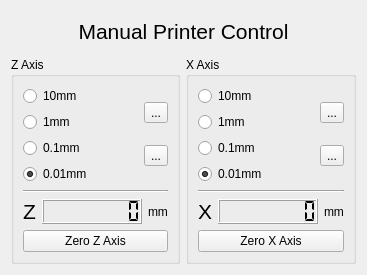
Old version of the form manual_control_gui.ui in the repository wrekr/3dlp-host-software.
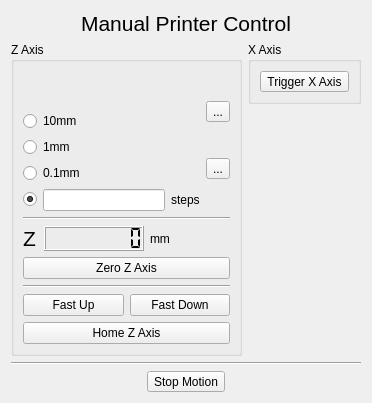
New version of the form. Icons and pictures are not drawn.

Patch:
```diff
--- a/manual_control_gui.ui
+++ b/manual_control_gui.ui
@@ -6,16 +6,16 @@
    <rect>
     <x>0</x>
     <y>0</y>
-    <width>352</width>
-    <height>275</height>
+    <width>372</width>
+    <height>403</height>
    </rect>
   </property>
   <property name="windowTitle">
    <string>3DLP Manual Printer Control</string>
   </property>
-  <layout class="QVBoxLayout" name="verticalLayout_8">
+  <layout class="QHBoxLayout" name="horizontalLayout_8">
    <item>
-    <layout class="QVBoxLayout" name="verticalLayout_7">
+    <layout class="QVBoxLayout" name="verticalLayout_5">
      <item>
       <widget class="QLabel" name="label">
        <property name="font">
@@ -32,17 +32,32 @@
       </widget>
      </item>
      <item>
-      <layout class="QHBoxLayout" name="horizontalLayout_5">
+      <layout class="QHBoxLayout" name="horizontalLayout_4">
        <item>
         <widget class="QGroupBox" name="groupBox">
          <property name="title">
           <string>Z Axis</string>
          </property>
+         <layout class="QHBoxLayout" name="horizontalLayout_6">
+          <item>
          <layout class="QVBoxLayout" name="verticalLayout_3">
           <item>
            <layout class="QHBoxLayout" name="horizontalLayout">
             <item>
              <layout class="QVBoxLayout" name="verticalLayout">
+                <item>
+                 <spacer name="verticalSpacer_2">
+                  <property name="orientation">
+                   <enum>Qt::Vertical</enum>
+                  </property>
+                  <property name="sizeHint" stdset="0">
+                   <size>
+                    <width>20</width>
+                    <height>40</height>
+                   </size>
+                  </property>
+                 </spacer>
+                </item>
               <item>
                <widget class="QRadioButton" name="Z_10">
                 <property name="text">
@@ -65,14 +80,35 @@
                </widget>
               </item>
               <item>
-               <widget class="QRadioButton" name="Z_001">
+                 <layout class="QHBoxLayout" name="horizontalLayout_5">
+                  <item>
+                   <widget class="QRadioButton" name="radioButton">
                 <property name="text">
-                 <string>0.01mm</string>
+                     <string/>
                 </property>
                 <property name="checked">
                  <bool>true</bool>
                 </property>
                </widget>
+                  </item>
+                  <item>
+                   <widget class="QLineEdit" name="lineEdit">
+                    <property name="minimumSize">
+                     <size>
+                      <width>0</width>
+                      <height>0</height>
+                     </size>
+                    </property>
+                   </widget>
+                  </item>
+                  <item>
+                   <widget class="QLabel" name="label_6">
+                    <property name="text">
+                     <string>steps</string>
+                    </property>
+                   </widget>
+                  </item>
+                 </layout>
               </item>
              </layout>
             </item>
@@ -184,58 +220,68 @@
             </property>
            </widget>
           </item>
-         </layout>
-        </widget>
-       </item>
+            <item>
+             <widget class="Line" name="line_3">
+              <property name="orientation">
+               <enum>Qt::Horizontal</enum>
+              </property>
+             </widget>
+            </item>
+            <item>
+             <layout class="QVBoxLayout" name="verticalLayout_7">
+              <item>
+               <layout class="QHBoxLayout" name="horizontalLayout_9">
+                <item>
+                 <widget class="QPushButton" name="pushButton_3">
+                  <property name="text">
+                   <string>Fast Up</string>
+                  </property>
+                  <property name="autoDefault">
+                   <bool>false</bool>
+                  </property>
+                 </widget>
+                </item>
+                <item>
+                 <widget class="QPushButton" name="pushButton_4">
+                  <property name="text">
+                   <string>Fast Down</string>
+                  </property>
+                  <property name="autoDefault">
+                   <bool>false</bool>
+                  </property>
+                 </widget>
+                </item>
+               </layout>
+              </item>
+              <item>
+               <widget class="QPushButton" name="pushButton_5">
+                <property name="text">
+                 <string>Home Z Axis</string>
+                </property>
+                <property name="autoDefault">
+                 <bool>false</bool>
+                </property>
+               </widget>
+              </item>
+             </layout>
+            </item>
+           </layout>
+          </item>
+         </layout>
+        </widget>
+       </item>
+       <item>
+        <layout class="QVBoxLayout" name="verticalLayout_4">
        <item>
         <widget class="QGroupBox" name="groupBox_2">
          <property name="title">
           <string>X Axis</string>
          </property>
-         <layout class="QVBoxLayout" name="verticalLayout_4">
-          <item>
            <layout class="QHBoxLayout" name="horizontalLayout_2">
             <item>
-             <layout class="QVBoxLayout" name="verticalLayout_5">
-              <item>
-               <widget class="QRadioButton" name="X_10">
-                <property name="text">
-                 <string>10mm</string>
-                </property>
-               </widget>
-              </item>
-              <item>
-               <widget class="QRadioButton" name="X_1">
-                <property name="text">
-                 <string>1mm</string>
-                </property>
-               </widget>
-              </item>
-              <item>
-               <widget class="QRadioButton" name="X_01">
-                <property name="text">
-                 <string>0.1mm</string>
-                </property>
-               </widget>
-              </item>
-              <item>
-               <widget class="QRadioButton" name="X_001">
-                <property name="text">
-                 <string>0.01mm</string>
-                </property>
-                <property name="checked">
-                 <bool>true</bool>
-                </property>
-               </widget>
-              </item>
-             </layout>
-            </item>
-            <item>
-             <layout class="QVBoxLayout" name="verticalLayout_6">
-              <item>
                <widget class="QToolButton" name="toolButton_2">
                 <property name="text">
-                 <string>...</string>
+               <string>Trigger X Axis</string>
                 </property>
                 <property name="icon">
                  <iconset resource="resource.qrc">
@@ -247,99 +293,85 @@
                   <height>48</height>
                  </size>
                 </property>
-               </widget>
-              </item>
+              <property name="toolButtonStyle">
+               <enum>Qt::ToolButtonTextBesideIcon</enum>
+              </property>
+             </widget>
+            </item>
+           </layout>
+          </widget>
+         </item>
               <item>
-               <widget class="QToolButton" name="toolButton_5">
-                <property name="text">
-                 <string>...</string>
-                </property>
-                <property name="icon">
-                 <iconset resource="resource.qrc">
-                  <normaloff>:/Icons/icons/nav_down_blue.png</normaloff>:/Icons/icons/nav_down_blue.png</iconset>
-                </property>
-                <property name="iconSize">
+          <spacer name="verticalSpacer">
+           <property name="orientation">
+            <enum>Qt::Vertical</enum>
+           </property>
+           <property name="sizeHint" stdset="0">
                  <size>
-                  <width>48</width>
-                  <height>48</height>
-                 </size>
-                </property>
-               </widget>
+             <width>20</width>
+             <height>40</height>
+            </size>
+           </property>
+          </spacer>
               </item>
              </layout>
             </item>
            </layout>
           </item>
           <item>
-           <widget class="Line" name="line_2">
+      <widget class="Line" name="line_4">
             <property name="orientation">
              <enum>Qt::Horizontal</enum>
             </property>
            </widget>
           </item>
           <item>
-           <layout class="QHBoxLayout" name="horizontalLayout_4">
+      <layout class="QHBoxLayout" name="horizontalLayout_7">
             <item>
-             <widget class="QLabel" name="label_4">
-              <property name="maximumSize">
+        <spacer name="horizontalSpacer">
+         <property name="orientation">
+          <enum>Qt::Horizontal</enum>
+         </property>
+         <property name="sizeHint" stdset="0">
                <size>
-                <width>15</width>
-                <height>16777215</height>
-               </size>
-              </property>
-              <property name="font">
-               <font>
-                <pointsize>16</pointsize>
-               </font>
-              </property>
-              <property name="text">
-               <string>X</string>
-              </property>
-             </widget>
+           <width>40</width>
+           <height>20</height>
+          </size>
+         </property>
+        </spacer>
             </item>
             <item>
-             <widget class="QLCDNumber" name="DRO_X">
-              <property name="minimumSize">
+        <widget class="QToolButton" name="toolButton_3">
+         <property name="text">
+          <string>Stop Motion</string>
+         </property>
+         <property name="icon">
+          <iconset>
+           <normaloff>:/Icons/icons/stop.png</normaloff>:/Icons/icons/stop.png</iconset>
+         </property>
+         <property name="iconSize">
                <size>
-                <width>100</width>
-                <height>20</height>
-               </size>
-              </property>
-              <property name="smallDecimalPoint">
-               <bool>false</bool>
-              </property>
-              <property name="numDigits">
-               <number>8</number>
-              </property>
-              <property name="segmentStyle">
-               <enum>QLCDNumber::Flat</enum>
-              </property>
-              <property name="value" stdset="0">
-               <double>0.000000000000000</double>
-              </property>
+           <width>32</width>
+           <height>32</height>
+          </size>
+         </property>
+         <property name="toolButtonStyle">
+          <enum>Qt::ToolButtonTextBesideIcon</enum>
+         </property>
              </widget>
             </item>
             <item>
-             <widget class="QLabel" name="label_5">
-              <property name="text">
-               <string>mm</string>
-              </property>
-             </widget>
-            </item>
-           </layout>
-          </item>
-          <item>
-           <widget class="QPushButton" name="pushButton_2">
-            <property name="text">
-             <string>Zero X Axis</string>
-            </property>
-            <property name="autoDefault">
-             <bool>false</bool>
-            </property>
-           </widget>
-          </item>
-         </layout>
-        </widget>
+        <spacer name="horizontalSpacer_2">
+         <property name="orientation">
+          <enum>Qt::Horizontal</enum>
+         </property>
+         <property name="sizeHint" stdset="0">
+          <size>
+           <width>40</width>
+           <height>20</height>
+          </size>
+         </property>
+        </spacer>
        </item>
       </layout>
      </item>
```
Left out of the diff: 52 changed lines with no effect on the pictures. Lines whose indentation alone changed are shown as unchanged.
